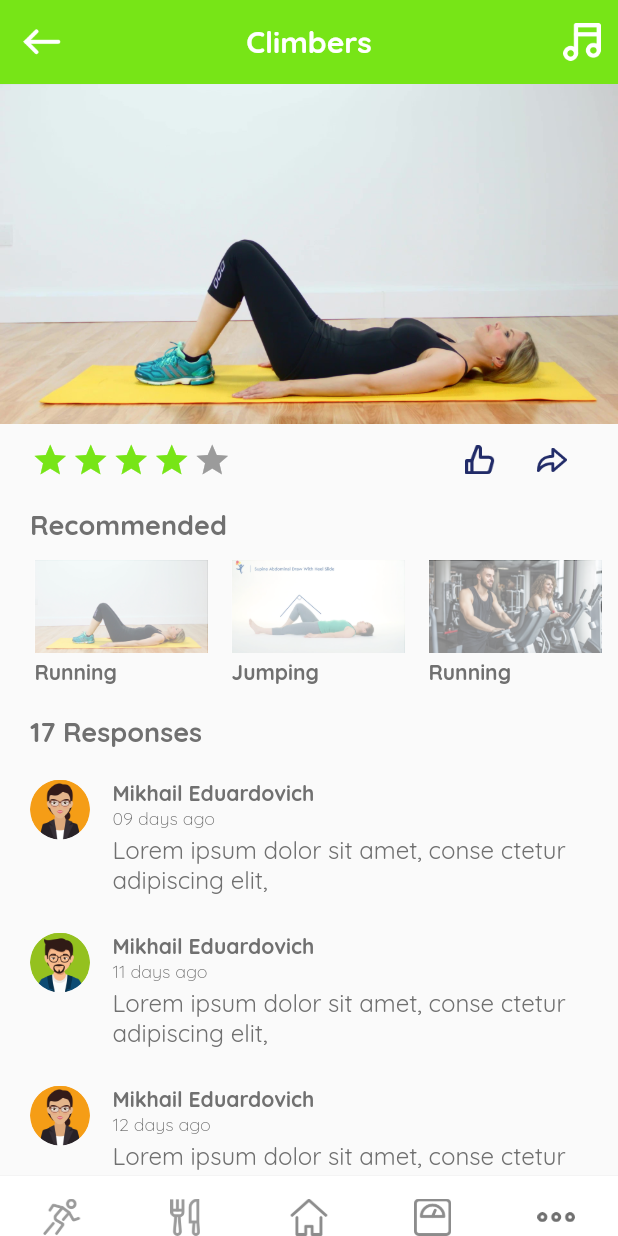
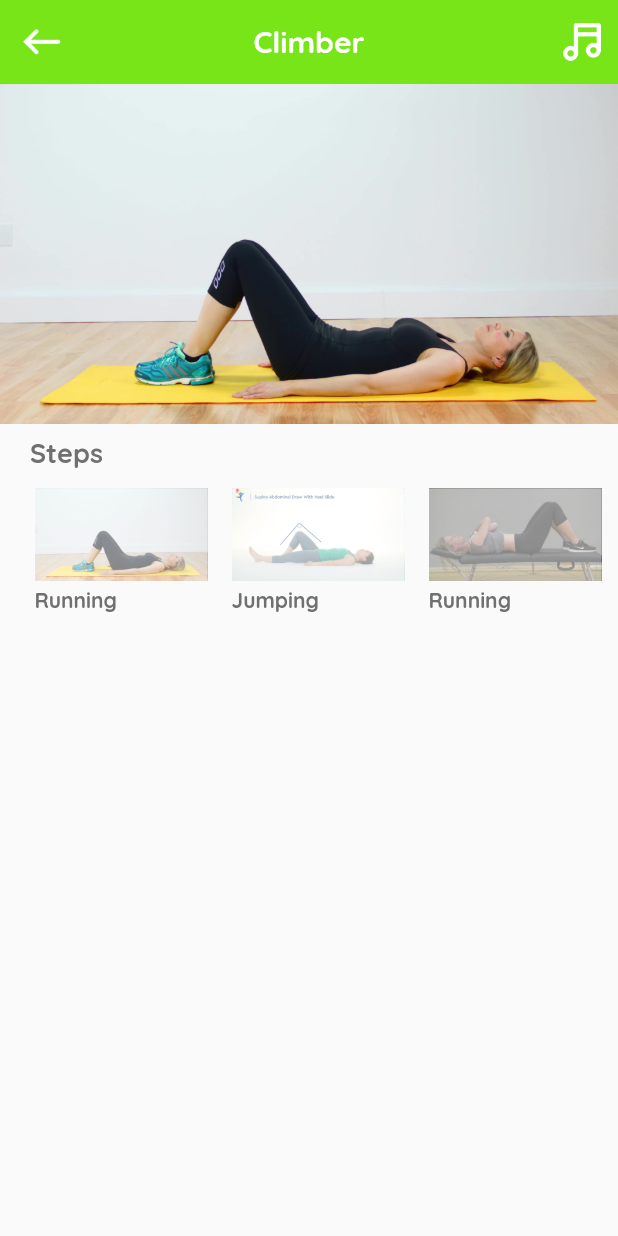
Before and after one commit to Human-Machine-Interaction/HMI-Frontend, a Flutter app: the ExerciseView screen opened directly, after a tap on "see more", on a phone screen of 412 x 824 dp. Run offline on Flutter 3.47's test engine with Material 3 defaults, Android fonts, the phone set to English and light mode, and no system bars; drawn by our look-alikes of flutter_rating_bar; our stand-ins replace carousel_slider, flutter_calendar_carousel, simple_circular_progress_bar.

Commit message:
fix UI and asset

```diff
--- a/fitness/lib/view/exercise/exercise_view.dart
+++ b/fitness/lib/view/exercise/exercise_view.dart
@@ -175,7 +175,7 @@ class _ExerciseViewState extends State<ExerciseView> {
                                               context,
                                               MaterialPageRoute(
                                                   builder: (context) =>
-                                                      const WorkoutDetailView()));
+                                                      WorkoutDetailView(workoutData: wObj)));
                                         },
                                       )),
                                 ],
--- a/fitness/lib/view/exercise/exercise_view_2.dart
+++ b/fitness/lib/view/exercise/exercise_view_2.dart
@@ -103,7 +103,7 @@ class _ExerciseView2State extends State<ExerciseView2> {
                             context,
                             MaterialPageRoute(
                                 builder: (context) =>
-                                    const WorkoutDetailView()));
+                                    WorkoutDetailView(workoutData: wObj)));
                       },
                       child: Container(
                         margin: const EdgeInsets.only(bottom: 15),
@@ -147,7 +147,7 @@ class _ExerciseView2State extends State<ExerciseView2> {
                                             context,
                                             MaterialPageRoute(
                                                 builder: (context) =>
-                                                    const WorkoutDetailView()));
+                                                    WorkoutDetailView(workoutData: wObj)));
                                       },
                                       icon: Image.asset("assets/img/more.png",
                                           width: 20, height: 20))
--- a/fitness/lib/view/meal_plan/meal_plan_view.dart
+++ b/fitness/lib/view/meal_plan/meal_plan_view.dart
@@ -209,7 +209,7 @@ class _MealPlanViewState extends State<MealPlanView> {
                                               context,
                                               MaterialPageRoute(
                                                   builder: (context) =>
-                                                      const WorkoutDetailView()));
+                                                      WorkoutDetailView(workoutData: wObj)));
                                         },
                                       )),
                                 ],
--- a/fitness/lib/view/workout/workout_detail_view.dart
+++ b/fitness/lib/view/workout/workout_detail_view.dart
@@ -5,7 +5,8 @@ import '../../common/color_extension.dart';
 import '../../common_widget/response_row.dart';
 
 class WorkoutDetailView extends StatefulWidget {
-  const WorkoutDetailView({super.key});
+  final Map workoutData;
+  const WorkoutDetailView({super.key, required this.workoutData});
 
   @override
   State<WorkoutDetailView> createState() => _WorkoutDetailViewState();
@@ -25,28 +26,6 @@ class _WorkoutDetailViewState extends State<WorkoutDetailView> {
     },
   ];
 
-  List responseArr = [{
-    "name":"Mikhail Eduardovich",
-    "time":"09 days ago",
-    "image":"assets/img/u2.png",
-    "message":"Lorem ipsum dolor sit amet, conse ctetur adipiscing elit,"
-  }, {
-    "name":"Mikhail Eduardovich",
-    "time":"11 days ago",
-    "image":"assets/img/u1.png",
-    "message":"Lorem ipsum dolor sit amet, conse ctetur adipiscing elit,"
-  },{
-    "name":"Mikhail Eduardovich",
-    "time":"12 days ago",
-    "image":"assets/img/u2.png",
-    "message":"Lorem ipsum dolor sit amet, conse ctetur adipiscing elit,"
-  },{
-    "name":"Mikhail Eduardovich",
-    "time":"13 days ago",
-    "image":"assets/img/u1.png",
-    "message":"Lorem ipsum dolor sit amet, conse ctetur adipiscing elit,"
-  }];
-
   @override
   Widget build(BuildContext context) {
     var media = MediaQuery.sizeOf(context);
@@ -65,7 +44,7 @@ class _WorkoutDetailViewState extends State<WorkoutDetailView> {
               height: 25,
             )),
         title: Text(
-          "Climbers",
+          widget.workoutData['name'],
           style: TextStyle(
               color: TColor.white, fontSize: 20, fontWeight: FontWeight.w700),
         ),
@@ -86,58 +65,16 @@ class _WorkoutDetailViewState extends State<WorkoutDetailView> {
           crossAxisAlignment: CrossAxisAlignment.start,
           children: [
             Image.asset(
-              "assets/img/1.png",
+              widget.workoutData['image'],
               width: media.width,
               height: media.width * 0.55,
               fit: BoxFit.cover,
             ),
-            Padding(
-              padding: const EdgeInsets.symmetric(horizontal: 20),
-              child: Row(
-                children: [
 
-                  IgnorePointer(
-                    ignoring: true,
-                    child: RatingBar.builder(
-                     initialRating: 4,
-                     minRating: 1,
-                     direction: Axis.horizontal,
-                     allowHalfRating: true,
-                     itemCount: 5,
-                     itemSize: 25,
-                     itemPadding: const EdgeInsets.symmetric(horizontal: 1.0),
-                     itemBuilder: (context, _) => Icon(
-                       Icons.star,
-                       color: TColor.primary,
-                     ),
-                     onRatingUpdate: (rating) {
-                       print(rating);
-                     },
-                  ),
-                  ),
-
-                  const Spacer(),
-                  IconButton(
-                      onPressed: () {},
-                      icon: Image.asset(
-                        "assets/img/like.png",
-                        width: 20,
-                        height: 20,
-                      )),
-                  IconButton(
-                      onPressed: () {},
-                      icon: Image.asset(
-                        "assets/img/share.png",
-                        width: 20,
-                        height: 20,
-                      ))
-                ],
-              ),
-            ),
             Padding(
               padding: const EdgeInsets.symmetric(vertical: 8, horizontal: 20),
               child: Text(
-                "Recommended",
+                "Steps",
                 style: TextStyle(
                     color: TColor.secondaryText,
                     fontSize: 18,
@@ -192,63 +129,8 @@ class _WorkoutDetailViewState extends State<WorkoutDetailView> {
                     );
                   }),
             ),
-            Padding(
-              padding: const EdgeInsets.symmetric(horizontal: 20),
-              child: Text(
-                "17 Responses",
-                style: TextStyle(
-                    color: TColor.secondaryText,
-                    fontSize: 18,
-                    fontWeight: FontWeight.w700),
-              ),
-            ),
-            ListView.builder(
-              physics: const NeverScrollableScrollPhysics(),
-              padding: const EdgeInsets.symmetric(vertical: 20,horizontal: 20),
-              shrinkWrap: true,
-              itemCount: responseArr.length,
-              itemBuilder: ((context, index) {
-                var rObj = responseArr[index] as Map? ?? {};
-                return ResponsesRow(rObj: rObj,);
-              }),
-            )
+
           ],
-        ),
-      ),
-      bottomNavigationBar: BottomAppBar(
-        elevation: 1,
-        child: Padding(
-          padding: const EdgeInsets.only(top: 15),
-          child: Row(
-            mainAxisAlignment: MainAxisAlignment.spaceAround,
-            children: [
-              InkWell(
-                onTap: () {},
-                child: Image.asset("assets/img/menu_running.png",
-                    width: 25, height: 25),
-              ),
-              InkWell(
-                onTap: () {},
-                child: Image.asset("assets/img/menu_meal_plan.png",
-                    width: 25, height: 25),
-              ),
-              InkWell(
-                onTap: () {},
-                child: Image.asset("assets/img/menu_home.png",
-                    width: 25, height: 25),
-              ),
-              InkWell(
-                onTap: () {},
-                child: Image.asset("assets/img/menu_weight.png",
-                    width: 25, height: 25),
-              ),
-              InkWell(
-                onTap: () {},
-                child:
-                    Image.asset("assets/img/more.png", width: 25, height: 25),
-              ),
-            ],
-          ),
         ),
       ),
     );
--- a/fitness/lib/view/workout/workout_view.dart
+++ b/fitness/lib/view/workout/workout_view.dart
@@ -135,7 +135,7 @@ class _WorkoutViewState extends State<WorkoutView> {
                                         context,
                                         MaterialPageRoute(
                                             builder: (context) =>
-                                                const WorkoutDetailView()));
+                                                WorkoutDetailView(workoutData: wObj)));
                                   },
                                 )),
                           ],
--- a/fitness/lib/view/workout/workout_view_2.dart
+++ b/fitness/lib/view/workout/workout_view_2.dart
@@ -98,7 +98,7 @@ class _WorkoutView2State extends State<WorkoutView2> {
                                   context,
                                   MaterialPageRoute(
                                       builder: (context) =>
-                                          const WorkoutDetailView()));
+                                          WorkoutDetailView(workoutData: wObj)));
                             },
                             icon: Image.asset("assets/img/more.png",
                                 width: 25, height: 25))
```
Also changed, not shown: fitness/assets/img/4.png (added), fitness/assets/img/5.png, fitness/assets/img/6.png (added).
